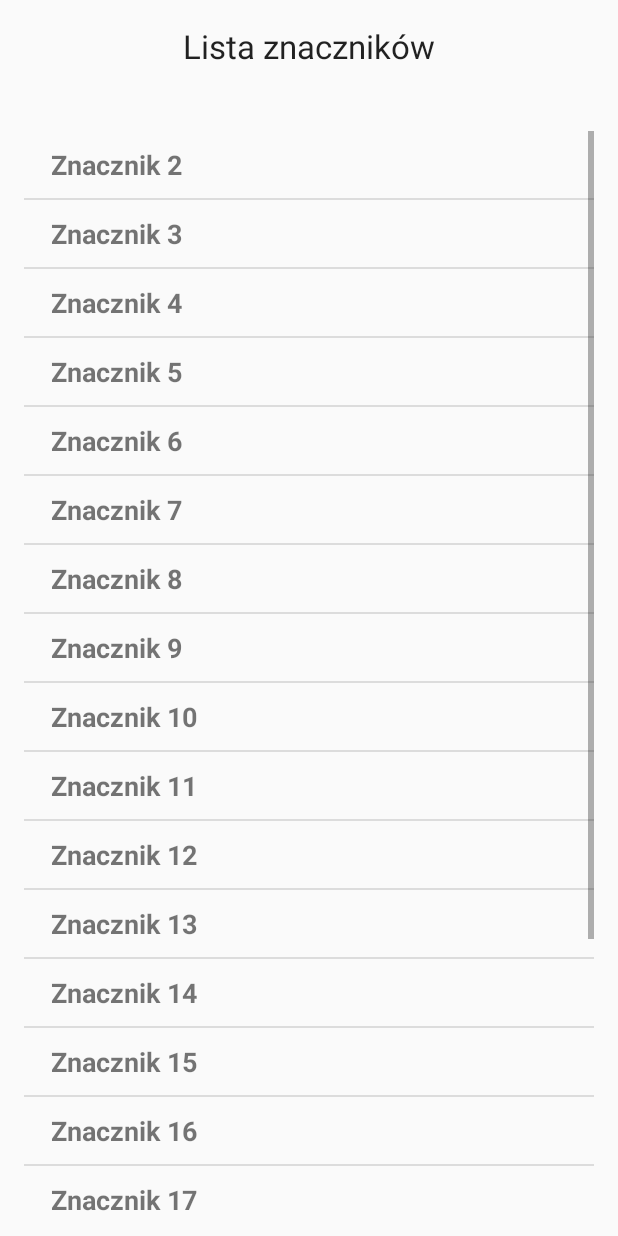
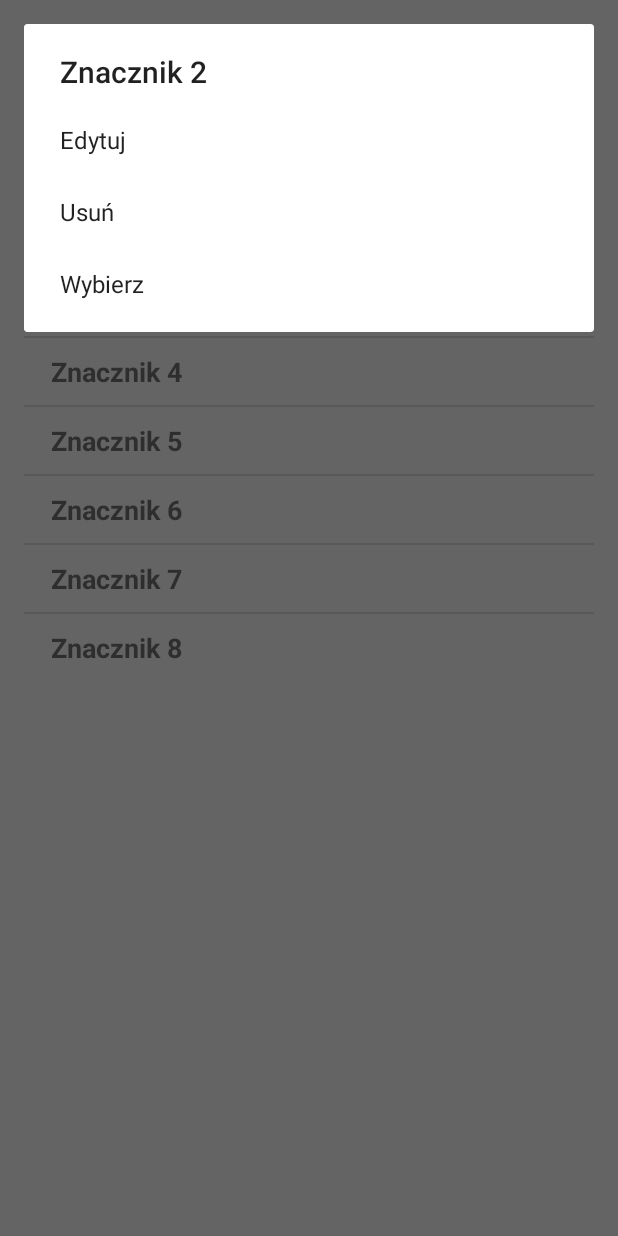
Before and after one commit to pietrov8/FindMyCar, an Android app: the ListActivity screen opened directly, with no data from a screen before it, after a tap on "Znacznik 2", on a phone screen of 412 x 824 dp. Run offline under Robolectric (Android 15) with nearby library versions, the phone set to English and light mode, and no system bars; 3 other taps on this screen came first.

Commit message:
Widoki integracja

```diff
--- a/FindMyCar/app/src/main/java/com/example/piotr/findmycar/AddActivity.java
+++ b/FindMyCar/app/src/main/java/com/example/piotr/findmycar/AddActivity.java
@@ -4,6 +4,10 @@ import android.app.Activity;
 import android.os.Bundle;
 
 public class AddActivity extends Activity {
+    @Override
+    public void setTitle(CharSequence title) {
+        setTitle(R.string.Activity_add_title);
+    }
 
     @Override
     protected void onCreate(Bundle savedInstanceState) {
--- a/FindMyCar/app/src/main/java/com/example/piotr/findmycar/CameraViewActivity.java
+++ b/FindMyCar/app/src/main/java/com/example/piotr/findmycar/CameraViewActivity.java
@@ -42,6 +42,8 @@ public class CameraViewActivity extends Activity implements
 		super.onCreate(savedInstanceState);
 		setContentView(R.layout.activity_camera_view);
 		setRequestedOrientation(ActivityInfo.SCREEN_ORIENTATION_PORTRAIT);
+		Bundle bundle_list = getIntent().getExtras();
+		String name_item = bundle_list.getString("name");
 
 		setupListeners();
 		setupLayout();
@@ -49,8 +51,10 @@ public class CameraViewActivity extends Activity implements
 	}
 
 	private void setAugmentedRealityPoint() {
+		Bundle bundle_list = getIntent().getExtras();
+		String name_item = bundle_list.getString("name");
 		mPoi = new AugmentedPOI(
-				"WEII",
+				name_item,
 				"Mój samochód",
 				51.23661,22.5485909
 		);
--- a/FindMyCar/app/src/main/java/com/example/piotr/findmycar/ListActivity.java
+++ b/FindMyCar/app/src/main/java/com/example/piotr/findmycar/ListActivity.java
@@ -1,69 +1,128 @@
 package com.example.piotr.findmycar;
 
 import android.app.Activity;
+import android.app.AlertDialog;
+import android.content.DialogInterface;
+import android.content.Intent;
 import android.os.Bundle;
-import android.widget.ArrayAdapter;
+import android.view.ContextMenu;
+import android.view.MenuInflater;
+import android.view.MenuItem;
+import android.view.View;
+import android.widget.AdapterView;
 import android.widget.ListView;
+import android.widget.TextView;
+import android.widget.Toast;
 
 import java.util.ArrayList;
 
 
 public class ListActivity extends Activity {
-    private ListView mainListView;
-    private ArrayAdapter<String> listAdapter ;
-
+    ListView mainListView;
+    ArrayList<String> listAdapter = new ArrayList<String>();
+    MyCustomAdapter adapter;
 
     @Override
-    protected void onCreate(Bundle savedInstanceState) {
+    public void onCreate(Bundle savedInstanceState) {
         super.onCreate(savedInstanceState);
         setContentView(R.layout.activity_list);
 
-        ArrayList<String> list = new ArrayList<String>();
-        list.add("Znacznik 1");
-        list.add("Znacznik 2");
-        list.add("Znacznik 3");
-        list.add("Znacznik 4");
-        list.add("Znacznik 5");
-        list.add("Znacznik 6");
-        list.add("Znacznik 7");
-        list.add("Znacznik 8");
-        list.add("Znacznik 9");
-        list.add("Znacznik 10");
-        list.add("Znacznik 11");
-        list.add("Znacznik 12");
-        list.add("Znacznik 13");
-        list.add("Znacznik 14");
-        list.add("Znacznik 15");
-        list.add("Znacznik 16");
-        list.add("Znacznik 17");
-        list.add("Znacznik 18");
-        list.add("Znacznik 19");
-        list.add("Znacznik 20");
-        list.add("Znacznik 21");
-        list.add("Znacznik 22");
+        listAdapter.add("Znacznik 1");
+        listAdapter.add("Znacznik 2");
+        listAdapter.add("Znacznik 3");
+        listAdapter.add("Znacznik 4");
+        listAdapter.add("Znacznik 5");
+        listAdapter.add("Znacznik 6");
+        listAdapter.add("Znacznik 7");
+        listAdapter.add("Znacznik 8");
 
-        //instantiate custom adapter
-        MyCustomAdapter adapter = new MyCustomAdapter(list, this);
+        adapter = new MyCustomAdapter(listAdapter, this);
 
-        //handle listview and assign adapter
-        ListView lView = (ListView)findViewById(R.id.listView);
-        lView.setAdapter(adapter);
-//
-//        lView.setOnItemClickListener(new AdapterView.OnItemClickListener() {
-//            @Override
-//            public void onItemClick(AdapterView<?> parent, View view, int position, long id) {
-//                TableRow mView = (TableRow) view.findViewById(R.id.hidden_view);
-//
-//                switch(mView.getVisibility()){
-//                    case View.VISIBLE:
-//                        mView.setVisibility(View.GONE);
-//                        break;
-//                    case View.GONE:
-//                        mView.setVisibility(View.VISIBLE);
-//                        break;
-//                }
-//            }
-//        });
+        final ListView mainListView = (ListView)findViewById(R.id.listView);
+        mainListView.setAdapter(adapter);
+
+        registerForContextMenu(mainListView);
+
+        //Obsłużenie wyświetlenia menu
+        mainListView.setOnItemClickListener(new AdapterView.OnItemClickListener() {
+            @Override
+            public void onItemClick(AdapterView<?> parent, View view, int position, long id) {
+                TextView text = (TextView) view.findViewById(R.id.list_item_string);
+
+                registerForContextMenu(text);
+                view.showContextMenu();
+            }
+        });
+
+    }
+    // Utworzenie menu do listy znaczników
+    @Override
+    public void onCreateContextMenu(ContextMenu menu, View v, ContextMenu.ContextMenuInfo menuInfo) {
+        super.onCreateContextMenu(menu, v, menuInfo);
+        if (v.getId() == R.id.listView) {
+            AdapterView.AdapterContextMenuInfo info = (AdapterView.AdapterContextMenuInfo) menuInfo;
+            String titulo = (String) ((TextView) info.targetView
+                    .findViewById(R.id.list_item_string)).getText();
+            menu.setHeaderTitle(titulo);
+            MenuInflater inflater = getMenuInflater();
+            inflater.inflate(R.menu.menu_list_marker, menu);
+        }
     }
 
+    @Override
+    public boolean onContextItemSelected(MenuItem item) {
+        AdapterView.AdapterContextMenuInfo info = (AdapterView.AdapterContextMenuInfo) item.getMenuInfo();
+        final int titulo = (int) info.position;
+        String name_item = (String) ((TextView) info.targetView
+                .findViewById(R.id.list_item_string)).getText();
+        View view = info.targetView;
+        Integer item_number = (Integer) item.getItemId();
+        switch (item_number) {
+            case R.id.edit_btn:
+                Bundle put = new Bundle();
+                put.putString("name", name_item);
+                Intent i = new Intent(getApplicationContext(), EditActivity.class);
+                i.putExtras(put);
+                startActivity(i);
+                break;
+            case R.id.delete_btn:
+                AlertDialog.Builder alert = new AlertDialog.Builder(this);
+                alert.setTitle(R.string.delete_alert_title);
+                alert.setMessage(R.string.delete_alert);
+                alert.setPositiveButton(R.string.yes, new DialogInterface.OnClickListener() {
+                    @Override
+                    public void onClick(DialogInterface dialog, int which) {
+                        listAdapter.remove(Integer.parseInt(String.valueOf(titulo)));
+                        adapter.notifyDataSetChanged();
+                        showToast();
+                    }
+                });
+                alert.setNegativeButton(R.string.no, new DialogInterface.OnClickListener() {
+                    @Override
+                    public void onClick(DialogInterface dialog, int which) {
+                        showToast2();
+                    }
+                });
+
+                alert.show();
+
+                break;
+            case R.id.get_marker:
+                Bundle put_to_camera = new Bundle();
+                put_to_camera.putString("name", name_item);
+                Intent ii = new Intent(getApplicationContext(), CameraViewActivity.class);
+                ii.putExtras(put_to_camera);
+                startActivity(ii);
+                break;
+            default:
+                return super.onContextItemSelected(item);
+        }
+        return true;
+    }
+    public void showToast(){
+        Toast.makeText(this, R.string.delete_marker, Toast.LENGTH_SHORT).show();
+    }
+    public void showToast2(){
+        Toast.makeText(this, R.string.delete_marker_error, Toast.LENGTH_SHORT).show();
+    }
 }
--- a/FindMyCar/app/src/main/java/com/example/piotr/findmycar/MyCustomAdapter.java
+++ b/FindMyCar/app/src/main/java/com/example/piotr/findmycar/MyCustomAdapter.java
@@ -5,16 +5,10 @@ import android.view.LayoutInflater;
 import android.view.View;
 import android.view.ViewGroup;
 import android.widget.BaseAdapter;
-import android.widget.Button;
 import android.widget.ListAdapter;
-import android.widget.TableRow;
 import android.widget.TextView;
 
 import java.util.ArrayList;
-
-/**
- * Created by piotr on 2016-03-07.
- */
 public class MyCustomAdapter extends BaseAdapter implements ListAdapter {
     private ArrayList<String> list = new ArrayList<String>();
     private Context context;
@@ -44,52 +38,15 @@ public class MyCustomAdapter extends BaseAdapter implements ListAdapter {
 
     @Override
     public View getView(final int position, View convertView, ViewGroup parent) {
-        View view = convertView;
-        if (view == null) {
+        if (convertView == null) {
             LayoutInflater inflater = (LayoutInflater) context.getSystemService(Context.LAYOUT_INFLATER_SERVICE);
-            view = inflater.inflate(R.layout.list_view_item, null);
+            convertView = inflater.inflate(R.layout.list_view_item, null);
         }
 
         //Handle TextView and display string from your list
-        final TextView listItemText = (TextView)view.findViewById(R.id.list_item_string);
+        final TextView listItemText = (TextView)convertView.findViewById(R.id.list_item_string);
         listItemText.setText(list.get(position));
-        final TableRow mView = (TableRow) view.findViewById(R.id.hidden_view);
-        //Handle buttons and add onClickListeners
-        Button deleteBtn = (Button)view.findViewById(R.id.delete_btn);
-        Button editBtn = (Button)view.findViewById(R.id.edit_btn);
 
-        deleteBtn.setOnClickListener(new View.OnClickListener(){
-            @Override
-            public void onClick(View v) {
-                //do something
-                list.remove(position); //or some other task
-                notifyDataSetChanged();
-            }
-        });
-
-        listItemText.setOnClickListener(new View.OnClickListener(){
-            public void onClick(View v) {
-
-                //do something
-                switch(mView.getVisibility()){
-                    case View.VISIBLE:
-                        mView.setVisibility(View.GONE);
-                        break;
-                    case View.GONE:
-                        mView.setVisibility(View.VISIBLE);
-                        break;
-                }
-            }
-        });
-
-        editBtn.setOnClickListener(new View.OnClickListener(){
-            @Override
-            public void onClick(View v) {
-                //do something
-                notifyDataSetChanged();
-            }
-        });
-
-        return view;
+        return convertView;
     }
 }
--- a/FindMyCar/app/src/main/res/layout/list_view_item.xml
+++ b/FindMyCar/app/src/main/res/layout/list_view_item.xml
@@ -16,20 +16,4 @@
             android:textSize="18sp"
             android:textStyle="bold" />
     </TableRow>
-    <TableRow
-        android:id="@+id/hidden_view"
-        android:visibility="gone">
-        <Button
-            android:id="@+id/edit_btn"
-            android:layout_height="wrap_content"
-            android:text="@string/edit_text"
-            android:layout_width="0dp"
-            android:layout_weight="1"/>
-        <Button
-            android:id="@+id/delete_btn"
-            android:layout_height="wrap_content"
-            android:text="@string/delete_text"
-            android:layout_width="0dp"
-            android:layout_weight="1"/>
-    </TableRow>
 </TableLayout>
--- /dev/null
+++ b/FindMyCar/app/src/main/res/menu/menu_list_marker.xml
@@ -0,0 +1,15 @@
+<?xml version="1.0" encoding="utf-8"?>
+<menu xmlns:android="http://schemas.android.com/apk/res/android">
+
+    <item android:id="@+id/edit_btn"
+        android:icon="@android:drawable/ic_menu_add"
+        android:title="@string/edit_text" />
+
+    <item android:id="@+id/delete_btn"
+        android:icon="@android:drawable/ic_menu_edit"
+        android:title="@string/delete_text" />
+
+    <item android:id="@+id/get_marker"
+        android:icon="@android:drawable/ic_menu_save"
+        android:title="@string/select_text" />
+</menu>
--- a/FindMyCar/app/src/main/res/values/strings.xml
+++ b/FindMyCar/app/src/main/res/values/strings.xml
@@ -24,4 +24,11 @@
     <string name="close_text">Zamknij aplikację</string>
     <string name="delete_text">Usuń</string>
     <string name="edit_text">Edytuj</string>
+    <string name="select_text">Wybierz</string>
+    <string name="delete_marker">Usunięto znacznik</string>
+    <string name="delete_marker_error">Operacja usuwania znacznika przerwana</string>
+    <string name="delete_alert_title">Uwaga!</string>
+    <string name="delete_alert">Czy napewno chcesz usunąć znacznik?</string>
+    <string name="yes">Tak</string>
+    <string name="no">Nie</string>
 </resources>
```
Also changed, not shown: FindMyCar/app/src/main/java/com/example/piotr/findmycar/EditActivity.java (+8 -0 lines), FindMyCar/app/src/main/java/com/example/piotr/findmycar/Home_Screen.java (+7 -7 lines), FindMyCar/app/src/main/res/layout/activity_home__screen.xml (+14 -7 lines).
